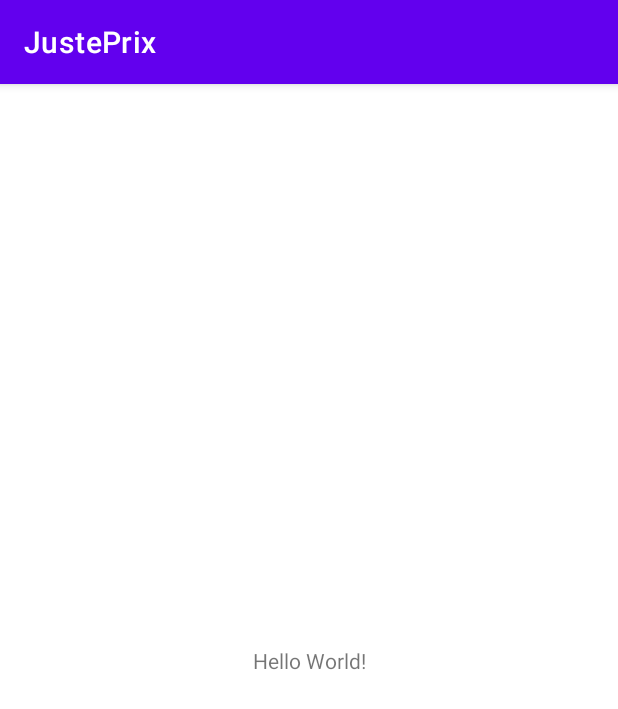
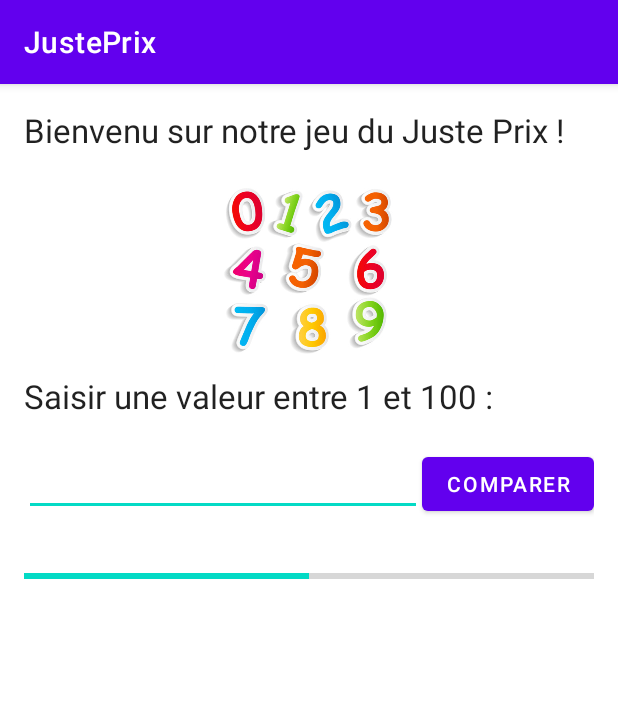
Before and after one commit to ahmedkeceli/Android-JustePrix, an Android app: the screen it shows after launch (MainActivity), on a phone screen of 412 x 824 dp. Shown: the top 709 px of the screen. Run offline under Robolectric (Android 15) with nearby library versions, the phone set to English and light mode, and no system bars.

Commit message:
Step 1 : UI design of Juste Prix game

```diff
--- a/app/build.gradle
+++ b/app/build.gradle
@@ -32,7 +32,6 @@ dependencies {
 
     implementation 'androidx.appcompat:appcompat:1.2.0'
     implementation 'com.google.android.material:material:1.3.0'
-    implementation 'androidx.constraintlayout:constraintlayout:2.0.4'
     testImplementation 'junit:junit:4.+'
     androidTestImplementation 'androidx.test.ext:junit:1.1.2'
     androidTestImplementation 'androidx.test.espresso:espresso-core:3.3.0'
--- a/app/src/main/res/layout/activity_main.xml
+++ b/app/src/main/res/layout/activity_main.xml
@@ -1,18 +1,111 @@
 <?xml version="1.0" encoding="utf-8"?>
-<androidx.constraintlayout.widget.ConstraintLayout xmlns:android="http://schemas.android.com/apk/res/android"
+<RelativeLayout xmlns:android="http://schemas.android.com/apk/res/android"
     xmlns:app="http://schemas.android.com/apk/res-auto"
     xmlns:tools="http://schemas.android.com/tools"
     android:layout_width="match_parent"
     android:layout_height="match_parent"
+    android:paddingLeft="16dp"
+    android:paddingTop="16dp"
+    android:paddingRight="16dp"
+    android:paddingBottom="16dp"
     tools:context=".MainActivity">
+
+    <TextView
+        android:id="@+id/txtWelcome"
+        android:layout_width="wrap_content"
+        android:layout_height="wrap_content"
+        android:layout_alignParentLeft="true"
+        android:layout_alignParentTop="true"
+        android:layout_alignParentRight="true"
+        android:layout_alignParentStart="true"
+        android:layout_alignParentEnd="true"
+        android:text="@string/txt_welcome"
+        android:textAppearance="?android:attr/textAppearanceLarge" />
+
+    <ImageView
+        android:id="@+id/imgGame"
+        android:layout_width="wrap_content"
+        android:layout_height="120dp"
+        android:layout_below="@+id/txtWelcome"
+        android:layout_alignParentLeft="true"
+        android:layout_alignParentStart="true"
+        android:layout_centerHorizontal="true"
+        android:layout_marginTop="20dp"
+        android:src="@drawable/nombres" />
+
+    <TextView
+        android:id="@+id/txtRule"
+        android:layout_width="wrap_content"
+        android:layout_height="wrap_content"
+        android:layout_alignParentLeft="true"
+        android:layout_alignParentRight="true"
+        android:layout_alignParentStart="true"
+        android:layout_alignParentEnd="true"
+        android:layout_below="@+id/imgGame"
+        android:layout_marginTop="8dp"
+        android:text="@string/txt_rule"
+        android:textAppearance="?android:attr/textAppearanceLarge" />
+
+    <EditText
+        android:id="@+id/editTextNumber"
+        android:layout_width="wrap_content"
+        android:layout_height="wrap_content"
+        android:layout_alignParentLeft="true"
+        android:layout_alignParentStart="true"
+        android:layout_marginTop="20dp"
+        android:ems="10"
+        android:inputType="number"
+        android:layout_below="@+id/txtRule"
+        android:layout_toLeftOf="@id/btnCompare"
+        android:layout_toStartOf="@id/btnCompare" />
+
+    <Button
+        android:id="@+id/btnCompare"
+        android:layout_width="wrap_content"
+        android:layout_height="wrap_content"
+        android:layout_marginTop="20dp"
+        android:text="@string/txtButton"
+        android:layout_below="@+id/txtRule"
+        android:layout_alignRight="@id/txtRule"
+        android:layout_alignEnd="@id/txtRule"/>
 
     <TextView
         android:layout_width="wrap_content"
         android:layout_height="wrap_content"
-        android:text="Hello World!"
-        app:layout_constraintBottom_toBottomOf="parent"
-        app:layout_constraintLeft_toLeftOf="parent"
-        app:layout_constraintRight_toRightOf="parent"
-        app:layout_constraintTop_toTopOf="parent" />
+        android:id="@+id/lblresult"
+        android:layout_below="@+id/btnCompare"
+        android:layout_alignParentLeft="true"
+        android:layout_alignParentStart="true"
+        android:textAppearance="?android:attr/textAppearanceLarge"
+        android:layout_alignRight="@id/btnCompare"
+        android:layout_alignEnd="@id/btnCompare"/>
 
-</androidx.constraintlayout.widget.ConstraintLayout>
+
+    <ProgressBar
+        android:layout_width="wrap_content"
+        android:layout_height="wrap_content"
+        style="?android:attr/progressBarStyleHorizontal"
+        android:id="@+id/pgbScore"
+        android:layout_alignParentLeft="true"
+        android:layout_alignParentStart="true"
+        android:layout_below="@+id/lblresult"
+        android:layout_alignRight="@id/lblresult"
+        android:layout_alignEnd="@id/lblresult"
+        android:indeterminate="false"
+        android:max="10"
+        android:progress="5"/>
+
+    <TextView
+        android:layout_width="wrap_content"
+        android:layout_height="wrap_content"
+        android:id="@+id/lblhistory"
+        android:layout_below="@+id/pgbScore"
+        android:layout_alignParentLeft="true"
+        android:layout_alignParentStart="true"
+        android:layout_alignParentBottom="true"
+        android:textAppearance="?android:attr/textAppearanceLarge"
+        android:layout_alignRight="@id/pgbScore"
+        android:layout_alignEnd="@id/pgbScore"/>
+
+
+</RelativeLayout>
--- a/app/src/main/res/values/strings.xml
+++ b/app/src/main/res/values/strings.xml
@@ -1,3 +1,6 @@
 <resources>
     <string name="app_name">JustePrix</string>
+    <string name="txt_welcome">Bienvenu sur notre jeu du Juste Prix !</string>
+    <string name="txt_rule">Saisir une valeur entre 1 et 100 :</string>
+    <string name="txtButton">Comparer</string>
 </resources>
```
Also changed, not shown: app/src/main/res/drawable/nombres.jpg (added).
